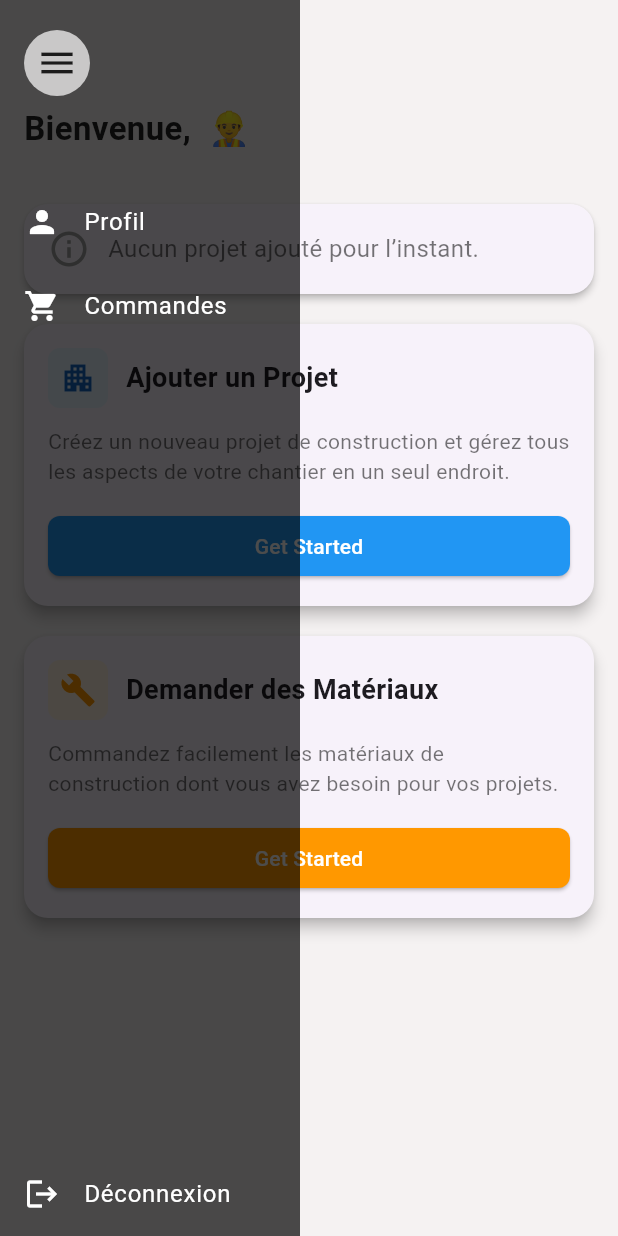
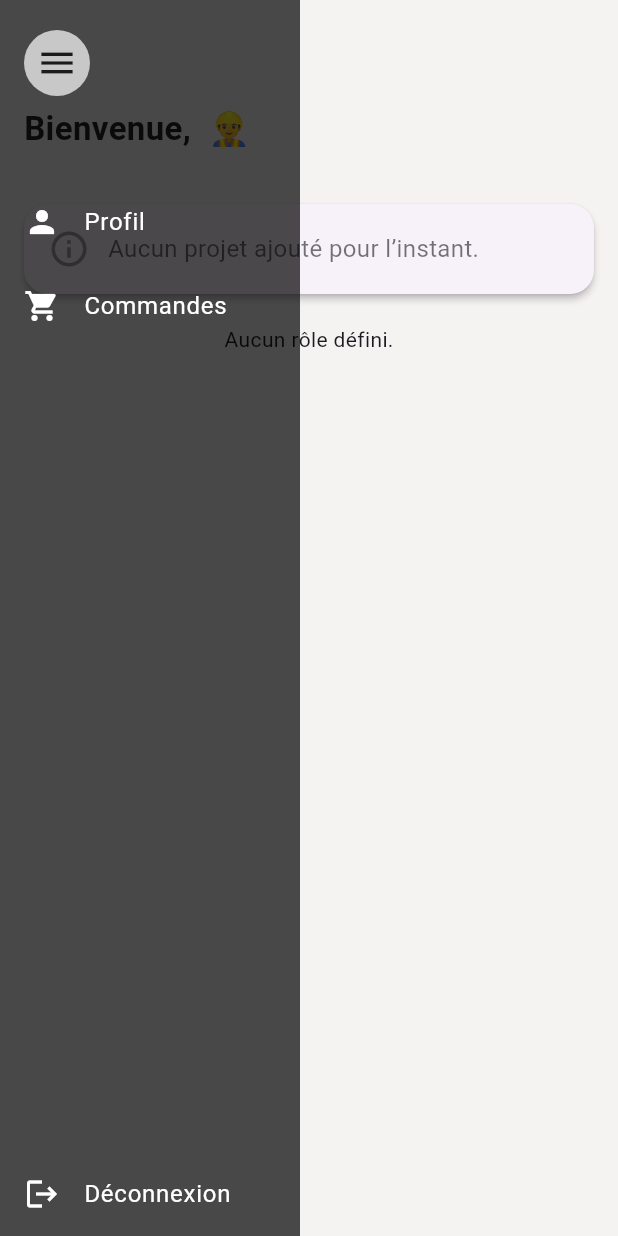
Before and after one commit to karimHADDAR/flutter_project, a Flutter app: the HomePage screen opened by its route, after a tap on the "menu" icon, on a phone screen of 412 x 824 dp. Run offline on Flutter 3.47's test engine with Material 3 defaults, Android fonts, the phone set to English and light mode, and no system bars; our stand-ins replace shared_preferences; accounts and stored records are empty; network calls fail.

Commit message:
avancement sur l'ui par selon les rôles

```diff
--- a/lib/home_page.dart
+++ b/lib/home_page.dart
@@ -48,9 +48,8 @@ class _HomePageState extends State<HomePage> {
     });
 
     try {
-      // Example: access a protected endpoint
       final response = await http.get(
-        Uri.parse('localhost:8080/api/test/pdg'), // change to your valid endpoint
+        Uri.parse('http://10.0.2.2:8080/api/test/pdg'),
         headers: {
           'Authorization': 'Bearer $token',
           'Content-Type': 'application/json',
@@ -137,7 +136,7 @@ class _HomePageState extends State<HomePage> {
                 ),
                 onPressed: onPressed,
                 child: const Text(
-                  'Get Started',
+                  'Commencer',
                   style: TextStyle(color: Colors.white),
                 ),
               ),
@@ -205,6 +204,118 @@ class _HomePageState extends State<HomePage> {
           );
   }
 
+  Widget buildRoleBasedContent() {
+    if (roles.contains('PDG')) {
+      return Column(
+        children: [
+          const SizedBox(height: 20),
+          Text(
+            'Bienvenue, PDG 👑',
+            style: const TextStyle(fontSize: 20, fontWeight: FontWeight.bold),
+          ),
+          const SizedBox(height: 10),
+          Text(userData ?? 'Chargement des données...'),
+        ],
+      );
+    }
+
+    if (roles.contains('DEMANDEUR')) {
+      return Column(
+        crossAxisAlignment: CrossAxisAlignment.start,
+        children: [
+          _buildFeatureCard(
+            icon: Icons.build,
+            iconBgColor: Colors.orange.shade50,
+            iconColor: Colors.orange,
+            title: 'Demander des Matériaux',
+            description: 'Commandez facilement les matériaux nécessaires.',
+            buttonColor: Colors.orange,
+            onPressed: () {
+              Navigator.push(
+                context,
+                MaterialPageRoute(builder: (context) => const RequestMaterialsPage()),
+              );
+            },
+          ),
+          const SizedBox(height: 20),
+          const Text(
+            'Résumé de votre dernière demande :',
+            style: TextStyle(fontSize: 16, fontWeight: FontWeight.bold),
+          ),
+          const SizedBox(height: 10),
+          projects.isEmpty
+              ? const Text(
+                  'Aucune demande enregistrée.',
+                  style: TextStyle(color: Colors.black54),
+                )
+              : Card(
+                  margin: const EdgeInsets.only(top: 8),
+                  child: Padding(
+                    padding: const EdgeInsets.all(12.0),
+                    child: Column(
+                      crossAxisAlignment: CrossAxisAlignment.start,
+                      children: [
+                        Text(
+                          'Projet : ${projects.last['name']}',
+                          style: const TextStyle(fontWeight: FontWeight.w600),
+                        ),
+                        const SizedBox(height: 6),
+                        Text('Description : ${projects.last['description'] ?? 'N/A'}'),
+                        const SizedBox(height: 6),
+                        Text(
+                          'Matériaux demandés : ${projects.last['materials']?.length ?? 0}',
+                        ),
+                      ],
+                    ),
+                  ),
+                ),
+        ],
+      );
+    }
+
+    if (roles.contains('Acheteur/financier')) {
+      return Column(
+        children: [
+          _buildFeatureCard(
+            icon: Icons.apartment,
+            iconBgColor: Colors.blue.shade50,
+            iconColor: Colors.blue.shade800,
+            title: 'Ajouter un Projet',
+            description: 'Gérez les projets de construction.',
+            buttonColor: Colors.blue,
+            onPressed: () async {
+              final result = await Navigator.push(
+                context,
+                MaterialPageRoute(builder: (context) => const AddProjectPage()),
+              );
+              if (result != null && result is Map<String, dynamic>) {
+                setState(() {
+                  projects.add(result);
+                });
+              }
+            },
+          ),
+          _buildFeatureCard(
+            icon: Icons.build,
+            iconBgColor: Colors.orange.shade50,
+            iconColor: Colors.orange,
+            title: 'Demander des Matériaux',
+            description: 'Commandez les matériaux requis.',
+            buttonColor: Colors.orange,
+            onPressed: () {
+              Navigator.push(
+                context,
+                MaterialPageRoute(builder: (context) => const RequestMaterialsPage()),
+              );
+            },
+          ),
+        ],
+      );
+    }
+
+    return const Center(child: Text("Aucun rôle défini."));
+  }
+
   @override
   Widget build(BuildContext context) {
     return Scaffold(
@@ -219,7 +330,7 @@ class _HomePageState extends State<HomePage> {
                 children: [
                   const SizedBox(height: 50),
                   Text(
-                    'Bienvenue, ${username ?? "..." } 👷‍♂️',
+                    'Bienvenue, ${username ?? "..."} 👷‍♂️',
                     style: const TextStyle(
                       color: Colors.black87,
                       fontSize: 22,
@@ -231,56 +342,19 @@ class _HomePageState extends State<HomePage> {
                     Text(
                       'Rôle : ${roles.join(", ")}',
                       style: const TextStyle(
-                          color: Colors.black54, fontSize: 14),
+                        color: Colors.black54,
+                        fontSize: 14,
+                      ),
                     ),
                   const SizedBox(height: 30),
-
                   _buildLatestProjectCard(),
-
-                  _buildFeatureCard(
-                    icon: Icons.apartment,
-                    iconBgColor: Colors.blue.shade50,
-                    iconColor: Colors.blue.shade800,
-                    title: 'Ajouter un Projet',
-                    description:
-                        'Créez un nouveau projet de construction et gérez tous les aspects de votre chantier en un seul endroit.',
-                    buttonColor: Colors.blue,
-                    onPressed: () async {
-                      final result = await Navigator.push(
-                        context,
-                        MaterialPageRoute(builder: (context) => const AddProjectPage()),
-                      );
-                      if (result != null && result is Map<String, dynamic>) {
-                        setState(() {
-                          projects.add(result);
-                        });
-                      }
-                    },
-                  ),
-
-                  _buildFeatureCard(
-                    icon: Icons.build,
-                    iconBgColor: Colors.orange.shade50,
-                    iconColor: Colors.orange,
-                    title: 'Demander des Matériaux',
-                    description:
-                        'Commandez facilement les matériaux de construction dont vous avez besoin pour vos projets.',
-                    buttonColor: Colors.orange,
-                    onPressed: () {
-                      Navigator.push(
-                        context,
-                        MaterialPageRoute(builder: (context) => const RequestMaterialsPage()),
-                      );
-                    },
-                  ),
-
+                  buildRoleBasedContent(),
                   const SizedBox(height: 16),
                   _buildProjectList(),
                 ],
               ),
             ),
           ),
-
           if (showMenu)
             Positioned(
               top: 0,
@@ -313,7 +387,6 @@ class _HomePageState extends State<HomePage> {
                 ),
               ),
             ),
-
           Positioned(
             top: 20,
             left: 16,
@@ -322,7 +395,7 @@ class _HomePageState extends State<HomePage> {
                 onTap: toggleMenu,
                 child: Container(
                   padding: const EdgeInsets.all(8),
-                  decoration: BoxDecoration(
+                  decoration: const BoxDecoration(
                     color: Colors.white70,
                     shape: BoxShape.circle,
                   ),
```
Also changed, not shown: 1 other file.
